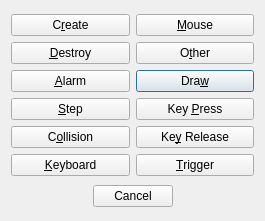
Old version of the form src/editor/dialogs/addeventdialog.ui in the repository 0xFEEDC0DE64/QtGameMaker.
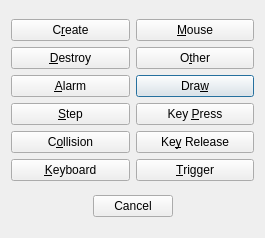
New version of the form. Icons and pictures are not drawn.

Diff of the .ui file:
```diff
--- a/src/editor/dialogs/addeventdialog.ui
+++ b/src/editor/dialogs/addeventdialog.ui
@@ -7,7 +7,7 @@
     <x>0</x>
     <y>0</y>
     <width>265</width>
-    <height>221</height>
+    <height>238</height>
    </rect>
   </property>
   <property name="windowTitle">
```
Left out of the diff: 4 changed lines with no effect on the pictures.
